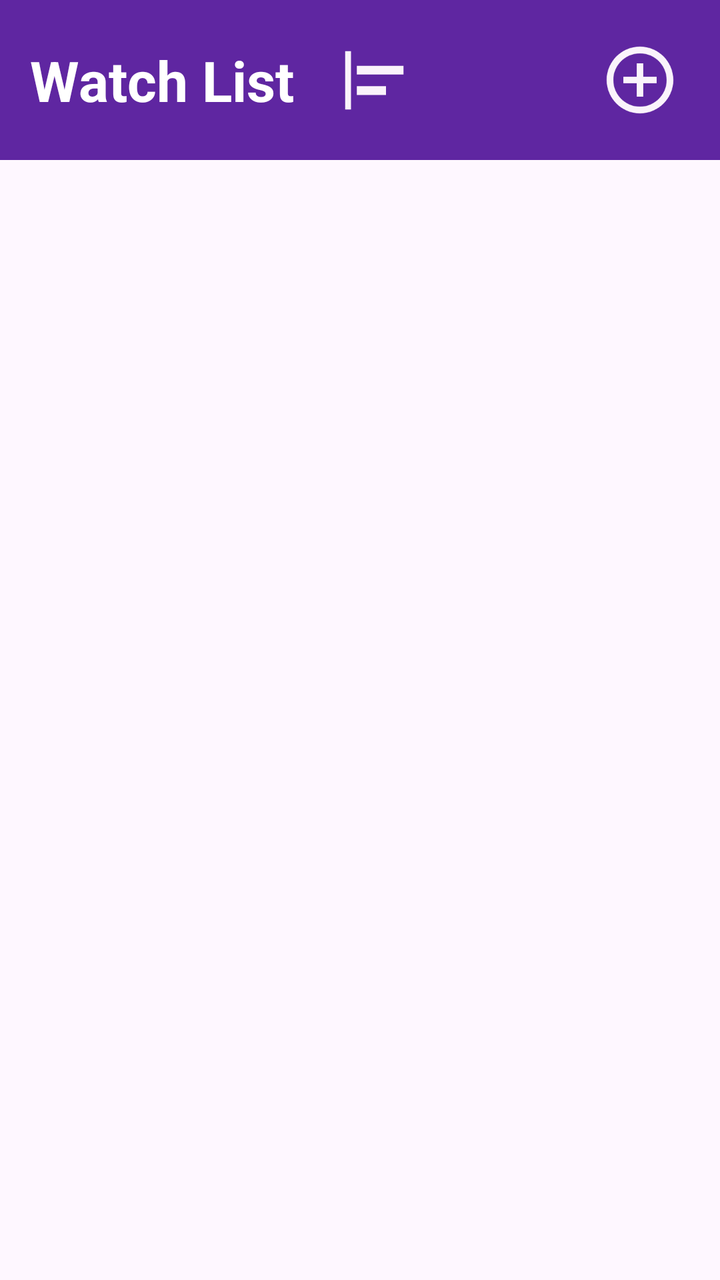
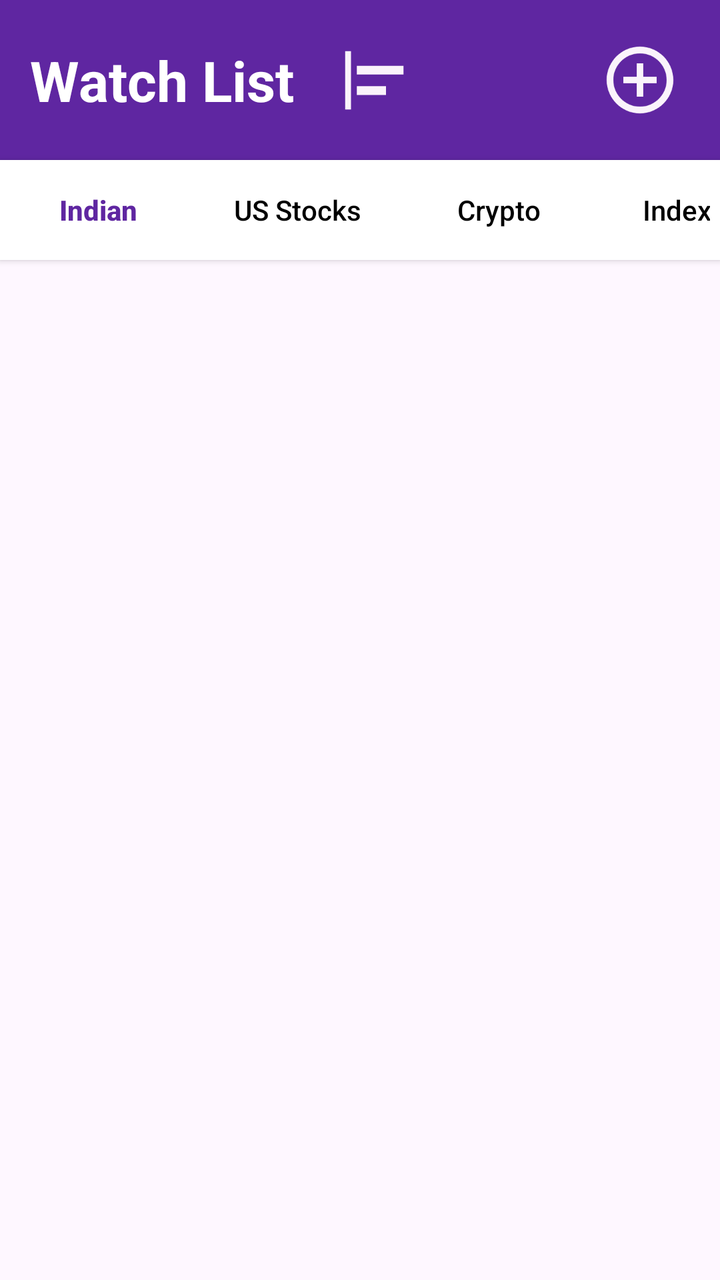

Compare the two renders of this Android layout. The source of the first and the diff that turns it into the second are given below.
<!-- AndroidManifest.xml: application theme Theme.Bottonnavigation_and_recyclerview_implement_homepage -->
<!-- res/layout/fragment_watchlist.xml -->
<?xml version="1.0" encoding="utf-8"?>
<FrameLayout
    xmlns:android="http://schemas.android.com/apk/res/android"
    xmlns:tools="http://schemas.android.com/tools"
    android:layout_width="match_parent"
    android:layout_height="match_parent"
    xmlns:app="http://schemas.android.com/apk/res-auto"
    tools:context=".fragment_ButtomNavigation.watchlist"
    android:id="@+id/watchlist">

   <androidx.constraintlayout.widget.ConstraintLayout
       android:layout_width="match_parent"
       android:layout_height="80dp"
      android:orientation="horizontal"
       android:background="@color/violet">

      <TextView
          android:id="@+id/textView2"
          android:layout_width="wrap_content"
          android:layout_height="wrap_content"
          android:layout_marginStart="15dp"
          android:text="Watch List"
          android:textColor="@color/white"
          android:textSize="28sp"
          android:textStyle="bold"
          app:layout_constraintBottom_toBottomOf="parent"
          app:layout_constraintStart_toStartOf="parent"
          app:layout_constraintTop_toTopOf="parent" />

      <ImageView
          android:id="@+id/shorted_img_btn"
          android:layout_width="40dp"
          android:layout_height="35dp"
          android:layout_marginStart="20dp"
          android:backgroundTint="#3C5F26A1"
          android:src="@drawable/dropdown_img"
          app:layout_constraintBottom_toBottomOf="parent"
          app:layout_constraintStart_toEndOf="@+id/textView2"
          app:layout_constraintTop_toTopOf="parent" />

      <ImageView
          android:id="@+id/search_img_btn"
          android:layout_width="50dp"
          android:layout_height="40dp"
          android:layout_marginEnd="15dp"
          android:backgroundTint="#3C5F26A1"
          android:drawableTintMode="multiply"
          android:src="@drawable/add_img_white"
          app:layout_constraintBottom_toBottomOf="parent"
          app:layout_constraintEnd_toEndOf="parent"
          app:layout_constraintTop_toTopOf="parent" />
   </androidx.constraintlayout.widget.ConstraintLayout>

   <androidx.recyclerview.widget.RecyclerView
       android:layout_width="match_parent"
       android:layout_height="match_parent"
       android:id="@+id/recicle_watchlist"
       android:layout_marginTop="85dp"
       android:layout_marginBottom="60dp"
       app:layout_constraintTop_toBottomOf="@+id/linearLayout"
       app:layout_constraintBottom_toBottomOf="parent"
       android:scrollbars="vertical"
       android:orientation="vertical"/>




</FrameLayout>
<!-- resources referenced by this layout -->
<resources>
  <color name="violet">#5F26A1</color>
  <color name="white">#FFFFFFFF</color>
  <!-- drawable add_img_white (drawable) -->
  <vector xmlns:android="http://schemas.android.com/apk/res/android" android:autoMirrored="true" android:height="24dp" android:tint="#FAF3FB" android:viewportHeight="24" android:viewportWidth="24" android:width="24dp">
        
      <path android:fillColor="@android:color/white" android:pathData="M13,7h-2v4L7,11v2h4v4h2v-4h4v-2h-4L13,7zM12,2C6.48,2 2,6.48 2,12s4.48,10 10,10 10,-4.48 10,-10S17.52,2 12,2zM12,20c-4.41,0 -8,-3.59 -8,-8s3.59,-8 8,-8 8,3.59 8,8 -3.59,8 -8,8z"/>
      
  </vector>
  <!-- drawable dropdown_img (drawable) -->
  <vector xmlns:android="http://schemas.android.com/apk/res/android" android:autoMirrored="true" android:height="24dp" android:tint="#FAF3FB" android:viewportHeight="24" android:viewportWidth="24" android:width="24dp">
        
      <path android:fillColor="@android:color/white" android:pathData="M4,22H2V2h2V22zM22,7H6v3h16V7zM16,14H6v3h10V14z"/>
      
  </vector>
  <style name="Theme.Bottonnavigation_and_recyclerview_implement_homepage" parent="Base.Theme.Bottonnavigation_and_recyclerview_implement_homepage" />
  <style name="Base.Theme.Bottonnavigation_and_recyclerview_implement_homepage" parent="Theme.Material3.DayNight.NoActionBar">
          
          
      </style>
</resources>

<!-- the commit's change to res/layout/fragment_watchlist.xml (unified diff, before → after) -->
@@ -51,16 +51,77 @@
           app:layout_constraintTop_toTopOf="parent" />
    </androidx.constraintlayout.widget.ConstraintLayout>
 
+   <LinearLayout
+       android:id="@+id/category_bar"
+       android:layout_width="match_parent"
+       android:layout_height="50dp"
+       android:layout_marginTop="80dp"
+       android:background="@color/white"
+       android:elevation="2dp"
+       android:orientation="horizontal"
+       android:padding="5dp">
+
+      <HorizontalScrollView
+          android:layout_width="match_parent"
+          android:layout_height="match_parent"
+          android:scrollbars="none">
+
+         <LinearLayout
+             android:layout_width="wrap_content"
+             android:layout_height="match_parent"
+             android:orientation="horizontal">
+
+            <Button
+                android:id="@+id/btn_indian"
+                style="?android:attr/borderlessButtonStyle"
+                android:layout_width="wrap_content"
+                android:layout_height="wrap_content"
+                android:text="Indian"
+                android:textAllCaps="false"
+                android:textColor="@color/violet"
+                android:textStyle="bold" />
+
+            <Button
+                android:id="@+id/btn_us"
+                style="?android:attr/borderlessButtonStyle"
+                android:layout_width="wrap_content"
+                android:layout_height="wrap_content"
+                android:text="US Stocks"
+                android:textAllCaps="false"
+                android:textColor="@color/black" />
+
+            <Button
+                android:id="@+id/btn_crypto"
+                style="?android:attr/borderlessButtonStyle"
+                android:layout_width="wrap_content"
+                android:layout_height="wrap_content"
+                android:text="Crypto"
+                android:textAllCaps="false"
+                android:textColor="@color/black" />
+
+            <Button
+                android:id="@+id/btn_index"
+                style="?android:attr/borderlessButtonStyle"
+                android:layout_width="wrap_content"
+                android:layout_height="wrap_content"
+                android:text="Index"
+                android:textAllCaps="false"
+                android:textColor="@color/black" />
+
+         </LinearLayout>
+      </HorizontalScrollView>
+   </LinearLayout>
+
+
    <androidx.recyclerview.widget.RecyclerView
+       android:id="@+id/recicle_watchlist"
        android:layout_width="match_parent"
        android:layout_height="match_parent"
-       android:id="@+id/recicle_watchlist"
-       android:layout_marginTop="85dp"
+       android:layout_marginTop="130dp"
        android:layout_marginBottom="60dp"
-       app:layout_constraintTop_toBottomOf="@+id/linearLayout"
-       app:layout_constraintBottom_toBottomOf="parent"
-       android:scrollbars="vertical"
-       android:orientation="vertical"/>
+       android:orientation="vertical"
+       android:scrollbars="vertical" />
+
 
 
 
<!-- resource entries referenced after the edit -->
@@ -1,5 +1,6 @@
 <!-- resources referenced by this layout -->
 <resources>
+  <color name="black">#FF000000</color>
   <color name="violet">#5F26A1</color>
   <color name="white">#FFFFFFFF</color>
   <!-- drawable add_img_white (drawable) -->
